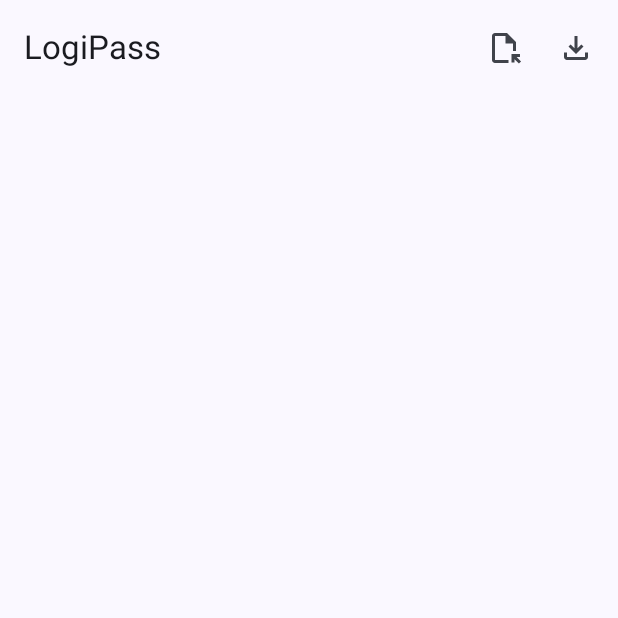
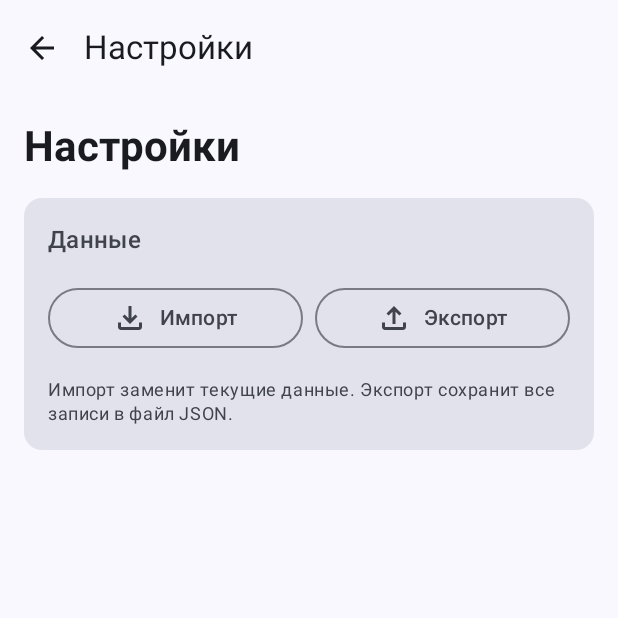
Before and after one commit to sandexzx/LogiPassAndroid, an Android app built with Jetpack Compose: the screen it shows after launch (MainActivity), after a tap on "Импорт", on a phone screen of 412 x 824 dp, the top half of it. Run offline under Robolectric (Android 15) with nearby library versions, the phone set to English and light mode, and no system bars; 1 other tap on this screen came first.

Commit message:
feat: Вынес импорт/экспорт в настройки

```diff
--- a/app/src/main/java/com/example/logipass/MainActivity.kt
+++ b/app/src/main/java/com/example/logipass/MainActivity.kt
@@ -1,12 +1,9 @@
 package com.example.logipass
 
-import android.net.Uri
 import android.os.Bundle
 import androidx.activity.ComponentActivity
-import androidx.activity.compose.rememberLauncherForActivityResult
 import androidx.activity.compose.setContent
 import androidx.activity.enableEdgeToEdge
-import androidx.activity.result.contract.ActivityResultContracts
 import androidx.compose.foundation.clickable
 import androidx.compose.foundation.layout.Arrangement
 import androidx.compose.foundation.layout.Column
@@ -17,8 +14,8 @@ import androidx.compose.foundation.layout.padding
 import androidx.compose.foundation.lazy.LazyColumn
 import androidx.compose.foundation.lazy.items
 import androidx.compose.material.icons.Icons
-import androidx.compose.material.icons.outlined.FileDownload
-import androidx.compose.material.icons.outlined.FileOpen
+import androidx.compose.material.icons.filled.Settings
+import androidx.compose.material.icons.outlined.ArrowBack
 import androidx.compose.material3.Card
 import androidx.compose.material3.CardDefaults
 import androidx.compose.material3.ExperimentalMaterial3Api
@@ -35,14 +32,18 @@ import androidx.compose.runtime.mutableStateOf
 import androidx.compose.runtime.remember
 import androidx.compose.runtime.setValue
 import androidx.compose.ui.Modifier
-import androidx.compose.ui.platform.LocalContext
 import androidx.compose.ui.text.font.FontWeight
 import androidx.compose.ui.tooling.preview.Preview
 import androidx.compose.ui.unit.dp
 import com.example.logipass.data.VaultRepository
 import com.example.logipass.model.Credential
 import com.example.logipass.model.ServiceItem
+import com.example.logipass.ui.screens.SettingsScreen
 import com.example.logipass.ui.theme.LogiPassTheme
+
+enum class Screen {
+    MAIN, SETTINGS
+}
 
 class MainActivity : ComponentActivity() {
     override fun onCreate(savedInstanceState: Bundle?) {
@@ -61,57 +62,57 @@ class MainActivity : ComponentActivity() {
 @Composable
 fun AppScreen(repo: VaultRepository) {
     var items by remember { mutableStateOf<List<ServiceItem>>(emptyList()) }
-
-    val context = LocalContext.current
+    var currentScreen by remember { mutableStateOf(Screen.MAIN) }
 
     LaunchedEffect(Unit) {
         items = repo.loadFromAppStorage()
-    }
-
-    val importLauncher = rememberLauncherForActivityResult(
-        ActivityResultContracts.OpenDocument()
-    ) { uri: Uri? ->
-        uri?.let { selected ->
-            val imported = repo.importFromUri(context.contentResolver, selected)
-            if (imported.isNotEmpty()) items = imported
-        }
-    }
-
-    // CreateDocument contract requires a mimeType up-front
-    val exportLauncher = rememberLauncherForActivityResult(
-        object : ActivityResultContracts.CreateDocument("application/json") {}
-    ) { uri: Uri? ->
-        uri?.let { selected ->
-            repo.exportToUri(context.contentResolver, selected, items)
-        }
     }
 
     Scaffold(
         modifier = Modifier.fillMaxSize(),
         topBar = {
             TopAppBar(
-                title = { Text("LogiPass") },
+                title = {
+                    Text(
+                        when (currentScreen) {
+                            Screen.MAIN -> "LogiPass"
+                            Screen.SETTINGS -> "Настройки"
+                        }
+                    )
+                },
+                navigationIcon = {
+                    if (currentScreen == Screen.SETTINGS) {
+                        IconButton(onClick = { currentScreen = Screen.MAIN }) {
+                            Icon(Icons.Outlined.ArrowBack, contentDescription = "Назад")
+                        }
+                    }
+                },
                 actions = {
-                    IconButton(onClick = {
-                        // Import JSON
-                        importLauncher.launch(arrayOf("application/json"))
-                    }) {
-                        Icon(Icons.Outlined.FileOpen, contentDescription = "Импорт")
-                    }
-                    IconButton(onClick = {
-                        // Export JSON
-                        exportLauncher.launch("logipass.json")
-                    }) {
-                        Icon(Icons.Outlined.FileDownload, contentDescription = "Экспорт")
+                    if (currentScreen == Screen.MAIN) {
+                        IconButton(onClick = { currentScreen = Screen.SETTINGS }) {
+                            Icon(Icons.Filled.Settings, contentDescription = "Настройки")
+                        }
                     }
                 }
             )
         }
     ) { innerPadding ->
-        ServiceList(
-            items = items,
-            modifier = Modifier.padding(innerPadding)
-        )
+        when (currentScreen) {
+            Screen.MAIN -> {
+                ServiceList(
+                    items = items,
+                    modifier = Modifier.padding(innerPadding)
+                )
+            }
+            Screen.SETTINGS -> {
+                SettingsScreen(
+                    repo = repo,
+                    items = items,
+                    onItemsUpdated = { newItems -> items = newItems },
+                    modifier = Modifier.padding(innerPadding)
+                )
+            }
+        }
     }
 }
 
```
Also changed, not shown: app/src/main/java/com/example/logipass/ui/screens/SettingsScreen.kt (added, +119 -0 lines), 1 other file.
